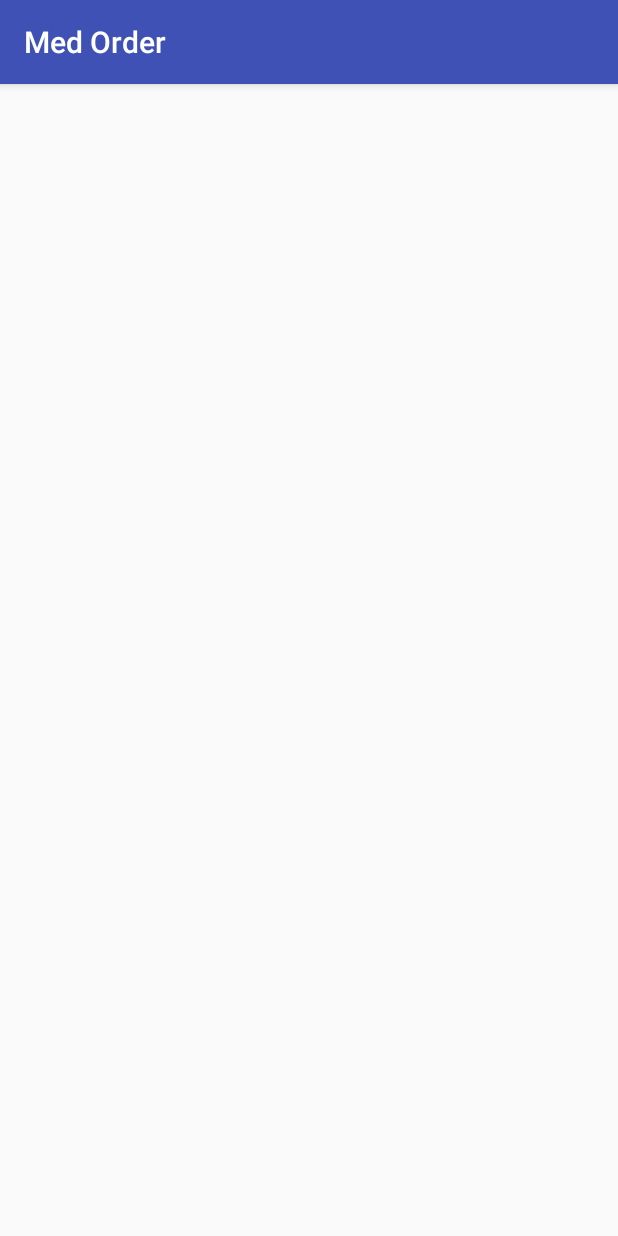
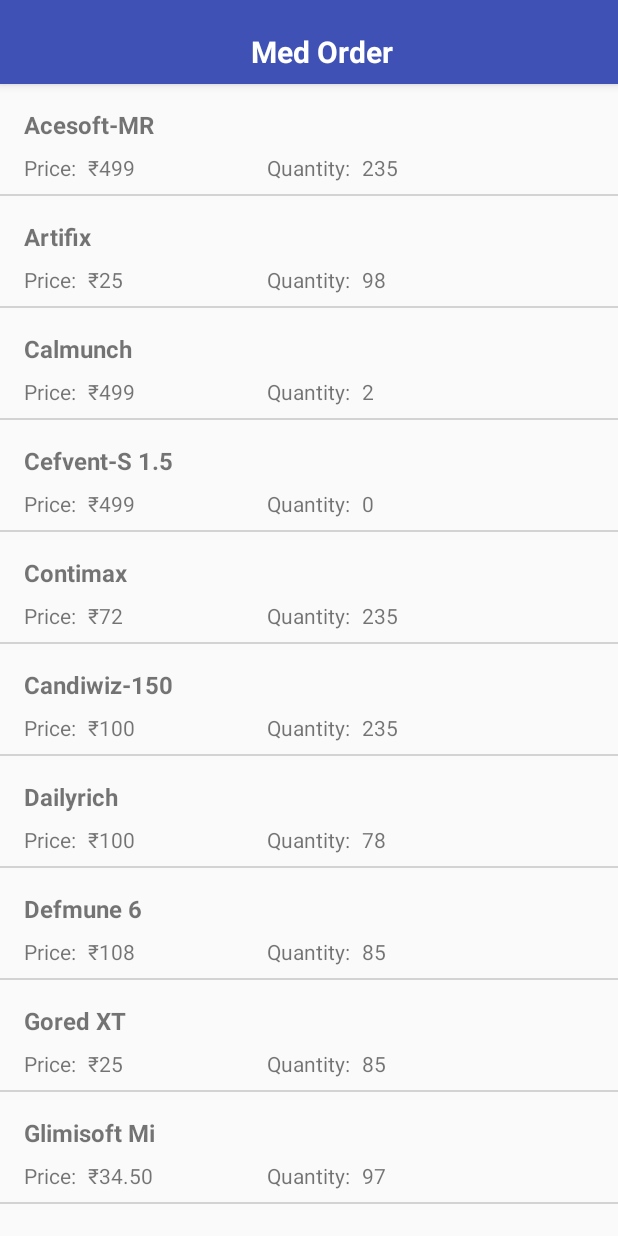
Before and after one commit to honey-hoper/Med-Order, an Android app: the screen it shows after launch (ProductListActivity), on a phone screen of 412 x 824 dp. Run offline under Robolectric (Android 15) with nearby library versions, the phone set to English and light mode, and no system bars.

Commit message:
created product listing activity

```diff
--- a/app/src/main/AndroidManifest.xml
+++ b/app/src/main/AndroidManifest.xml
@@ -9,13 +9,15 @@
         android:roundIcon="@mipmap/ic_launcher_round"
         android:supportsRtl="true"
         android:theme="@style/AppTheme">
-        <activity android:name=".ProductListActivity">
+        <activity android:name=".productList.ProductListActivity"
+            android:theme="@style/AppTheme.NoActionBar">
             <intent-filter>
                 <action android:name="android.intent.action.MAIN" />
 
                 <category android:name="android.intent.category.LAUNCHER" />
             </intent-filter>
         </activity>
+
     </application>
 
 </manifest>
--- a/app/src/main/java/com/webhopers/medorder/ProductListActivity.kt
+++ /dev/null
@@ -1,12 +0,0 @@
-package com.webhopers.medorder
-
-import android.support.v7.app.AppCompatActivity
-import android.os.Bundle
-
-class ProductListActivity : AppCompatActivity() {
-
-    override fun onCreate(savedInstanceState: Bundle?) {
-        super.onCreate(savedInstanceState)
-        setContentView(R.layout.activity_product_list)
-    }
-}
--- /dev/null
+++ b/app/src/main/java/com/webhopers/medorder/adapters/ListAdapter.kt
@@ -0,0 +1,31 @@
+package com.webhopers.medorder.adapters
+
+import android.support.v7.widget.RecyclerView
+import android.view.LayoutInflater
+import android.view.View
+import android.view.ViewGroup
+import com.webhopers.medorder.R
+import com.webhopers.medorder.models.Product
+import kotlinx.android.synthetic.main.product_list_item.view.*
+
+class ListAdapter(val dataset: List<Product>) : RecyclerView.Adapter<ListAdapter.ViewHolder>() {
+
+    override fun onBindViewHolder(holder: ViewHolder, position: Int) {
+        holder.bind(dataset[position])
+    }
+
+    override fun onCreateViewHolder(parent: ViewGroup, viewType: Int): ViewHolder {
+        val v = LayoutInflater.from(parent.context).inflate(R.layout.product_list_item, parent, false)
+        return ViewHolder(v)
+    }
+
+    override fun getItemCount() = dataset.size
+
+    class ViewHolder(itemView: View) : RecyclerView.ViewHolder(itemView) {
+        fun bind(product: Product) {
+            itemView.pli_product_name.text = product.name
+            itemView.pli_product_price.text =  "\u20B9" + product.price
+            itemView.pli_product_quantity.text = product.quantity
+        }
+    }
+}
--- /dev/null
+++ b/app/src/main/java/com/webhopers/medorder/fake/fakeServices/ProductService.kt
@@ -0,0 +1,75 @@
+package com.webhopers.medorder.fake.fakeServices
+
+import com.webhopers.medorder.models.Product
+import java.util.*
+
+object ProductService {
+
+    private val productNames = arrayListOf<String>(
+            "Acesoft-MR",
+            "Artifix",
+            "Calmunch",
+            "Cefvent-S 1.5",
+            "Contimax",
+            "Candiwiz-150",
+            "Dailyrich",
+            "Defmune 6",
+            "Gored XT",
+            "Glimisoft Mi",
+            "Gut Ultra",
+            "Grimtus CS",
+            "Histamax",
+            "Histamune-M",
+            "Mefpure-P",
+            "Neuroxia",
+            "Nixim CV",
+            "Nudec 25",
+            "Trupod 100 DT",
+            "Telmisoft 40",
+            "ZGO"
+    )
+
+    private val productPrices = arrayListOf<String>(
+            "100",
+            "1250",
+            "49",
+            "34.50",
+            "499",
+            "60",
+            "72",
+            "108",
+            "199",
+            "25",
+            "300",
+            "40"
+    )
+
+    private val productQuantities = arrayListOf<String>(
+            "54",
+            "12",
+            "98",
+            "143",
+            "432",
+            "55",
+            "2",
+            "0",
+            "85",
+            "36",
+            "123",
+            "78",
+            "235",
+            "97"
+    )
+
+    fun getProducts(): List<Product> {
+        val rand = Random()
+        val products = List<Product>(productNames.size) {
+            val product = Product()
+            product.name = productNames[it]
+            product.price = productPrices[rand.nextInt(productPrices.size)]
+            product.quantity = productQuantities[rand.nextInt(productQuantities.size)]
+            product
+        }
+        return products
+    }
+}
--- /dev/null
+++ b/app/src/main/java/com/webhopers/medorder/interfaces/Presenter.kt
@@ -0,0 +1,6 @@
+package com.webhopers.medorder.interfaces
+
+interface Presenter {
+    fun start() {}
+    fun stop() {}
+}
--- /dev/null
+++ b/app/src/main/java/com/webhopers/medorder/interfaces/View.kt
@@ -0,0 +1,6 @@
+package com.webhopers.medorder.interfaces
+
+interface View {
+    fun showProgressBar(bool: Boolean) {}
+    fun startActivity(activityClass: Class<*>) {}
+}
--- /dev/null
+++ b/app/src/main/java/com/webhopers/medorder/models/Product.kt
@@ -0,0 +1,6 @@
+package com.webhopers.medorder.models
+
+
+data class Product(var name: String? = null,
+                   var price: String? = null,
+                   var quantity: String? = null)
--- /dev/null
+++ b/app/src/main/java/com/webhopers/medorder/productList/ProductListActivity.kt
@@ -0,0 +1,54 @@
+package com.webhopers.medorder.productList
+
+import android.os.Bundle
+import android.support.v4.content.ContextCompat
+import android.support.v7.app.AppCompatActivity
+import android.support.v7.widget.DividerItemDecoration
+import android.support.v7.widget.LinearLayoutManager
+import android.view.View
+import com.webhopers.medorder.R
+import com.webhopers.medorder.adapters.ListAdapter
+import com.webhopers.medorder.models.Product
+import kotlinx.android.synthetic.main.activity_product_list.*
+
+class ProductListActivity :
+        ProductListView,
+        AppCompatActivity() {
+
+
+    override fun onCreate(savedInstanceState: Bundle?) {
+        super.onCreate(savedInstanceState)
+        setContentView(R.layout.activity_product_list)
+
+        ProductListPresenter(this)
+
+        initUI()
+    }
+
+    private fun initUI() {
+        setUpRecyclerView()
+    }
+
+    private fun setUpRecyclerView() {
+        apl_recyler_view.apply {
+            layoutManager = LinearLayoutManager(this@ProductListActivity)
+            setHasFixedSize(true)
+            val itemDecoration = DividerItemDecoration(this@ProductListActivity, LinearLayoutManager.VERTICAL)
+            itemDecoration.setDrawable(ContextCompat.getDrawable(this@ProductListActivity, R.drawable.divider))
+            addItemDecoration(itemDecoration)
+        }
+    }
+
+    /*
+    *
+    * View Functions
+    * */
+    override fun showProgressBar(bool: Boolean) {
+        if (bool) apl_progress_bar.visibility = View.VISIBLE
+        else apl_progress_bar.visibility = View.INVISIBLE
+    }
+
+    override fun setAdater(dataset: List<Product>) {
+        apl_recyler_view.adapter = ListAdapter(dataset)
+    }
+}
--- /dev/null
+++ b/app/src/main/java/com/webhopers/medorder/productList/ProductListPV.kt
@@ -0,0 +1,18 @@
+package com.webhopers.medorder.productList
+
+import com.webhopers.medorder.fake.fakeServices.ProductService
+import com.webhopers.medorder.interfaces.Presenter
+import com.webhopers.medorder.interfaces.View
+import com.webhopers.medorder.models.Product
+
+class ProductListPresenter(val view: ProductListView): Presenter {
+    val dataset: List<Product>
+    init {
+        dataset = ProductService.getProducts()
+        view.setAdater(dataset)
+    }
+}
+
+interface ProductListView: View {
+    fun setAdater(dataset: List<Product>)
+}
--- /dev/null
+++ b/app/src/main/res/drawable/divider.xml
@@ -0,0 +1,7 @@
+<?xml version="1.0" encoding="utf-8"?>
+<shape  android:shape="rectangle" xmlns:android="http://schemas.android.com/apk/res/android">
+
+    <size android:height="1dp"/>
+    <solid android:color="#D3D3D3"/>
+
+</shape>
--- a/app/src/main/res/layout/activity_product_list.xml
+++ b/app/src/main/res/layout/activity_product_list.xml
@@ -5,5 +5,49 @@
     android:layout_width="match_parent"
     android:layout_height="match_parent">
 
+    <android.support.design.widget.AppBarLayout
+        android:layout_width="match_parent"
+        android:layout_height="wrap_content"
+        android:fitsSystemWindows="true">
+
+        <android.support.design.widget.CollapsingToolbarLayout
+            android:layout_width="match_parent"
+            android:layout_height="match_parent"
+            android:fitsSystemWindows="true"
+            app:layout_scrollFlags="scroll|enterAlways">
+
+            <android.support.v7.widget.Toolbar
+                android:id="@+id/apl_toolbar"
+                android:layout_width="match_parent"
+                android:layout_height="?attr/actionBarSize"
+                app:layout_collapseMode="pin">
+
+                <TextView
+                    android:layout_width="match_parent"
+                    android:layout_height="match_parent"
+                    android:layout_marginBottom="8dp"
+                    android:gravity="center_horizontal|bottom"
+                    android:text="@string/app_name"
+                    android:textColor="#FFFFFF"
+                    android:theme="@style/TextExtraLarge" />
+
+            </android.support.v7.widget.Toolbar>
+
+        </android.support.design.widget.CollapsingToolbarLayout>
+
+    </android.support.design.widget.AppBarLayout>
+
+    <ProgressBar
+        android:id="@+id/apl_progress_bar"
+        android:layout_width="wrap_content"
+        android:layout_height="wrap_content"
+        android:layout_gravity="center"
+        android:visibility="invisible"/>
+
+    <android.support.v7.widget.RecyclerView
+        android:id="@+id/apl_recyler_view"
+        android:layout_width="match_parent"
+        android:layout_height="match_parent"
+        app:layout_behavior="@string/appbar_scrolling_view_behavior"/>
 
 </android.support.design.widget.CoordinatorLayout>
--- /dev/null
+++ b/app/src/main/res/layout/product_list_item.xml
@@ -0,0 +1,60 @@
+<?xml version="1.0" encoding="utf-8"?>
+<RelativeLayout
+    xmlns:android="http://schemas.android.com/apk/res/android"
+    android:layout_width="match_parent"
+    android:layout_height="wrap_content"
+    android:paddingTop="16dp"
+    android:paddingStart="16dp"
+    android:paddingEnd="16dp"
+    android:paddingBottom="8dp"
+    android:clickable="true"
+    android:focusable="true"
+    android:background="?attr/selectableItemBackground"
+    xmlns:tools="http://schemas.android.com/tools">
+
+    <TextView
+        android:id="@+id/pli_product_name"
+        android:layout_width="wrap_content"
+        android:layout_height="wrap_content"
+        android:layout_marginBottom="8dp"
+        android:theme="@style/TextLarge"
+        tools:text="Product"/>
+
+    <TextView
+        android:id="@+id/pli_price_label"
+        android:layout_width="wrap_content"
+        android:layout_height="wrap_content"
+        android:layout_marginEnd="8dp"
+        android:layout_below="@id/pli_product_name"
+        android:theme="@style/TextNormal"
+        android:text="@string/price"/>
+
+    <TextView
+        android:id="@+id/pli_product_price"
+        android:layout_width="wrap_content"
+        android:layout_height="wrap_content"
+        android:layout_below="@id/pli_product_name"
+        android:layout_toEndOf="@id/pli_price_label"
+        android:theme="@style/TextNormal"
+        tools:text="1220 Rs"/>
+
+    <TextView
+        android:id="@+id/pli_quantity_label"
+        android:layout_width="wrap_content"
+        android:layout_height="wrap_content"
+        android:layout_marginEnd="8dp"
+        android:layout_below="@id/pli_product_name"
+        android:layout_centerHorizontal="true"
+        android:theme="@style/TextNormal"
+        android:text="@string/quantity"/>
+
+    <TextView
+        android:id="@+id/pli_product_quantity"
+        android:layout_width="wrap_content"
+        android:layout_height="wrap_content"
+        android:layout_below="@id/pli_product_name"
+        android:layout_toEndOf="@id/pli_quantity_label"
+        android:theme="@style/TextNormal"
+        tools:text="12"/>
+
+</RelativeLayout>
--- a/app/src/main/res/values/strings.xml
+++ b/app/src/main/res/values/strings.xml
@@ -1,3 +1,8 @@
 <resources>
     <string name="app_name">Med Order</string>
+
+    <!-- Product List Item !-->
+    <string name="price">Price:</string>
+    <string name="quantity">Quantity:</string>
+    <!-- Product List Item !-->
 </resources>
--- a/app/src/main/res/values/styles.xml
+++ b/app/src/main/res/values/styles.xml
@@ -8,4 +8,25 @@
         <item name="colorAccent">@color/colorAccent</item>
     </style>
 
+    <style name="AppTheme.NoActionBar" parent="Theme.AppCompat.Light.NoActionBar">
+
+        <item name="colorPrimary">@color/colorPrimary</item>
+        <item name="colorPrimaryDark">@color/colorPrimaryDark</item>
+        <item name="colorAccent">@color/colorAccent</item>
+    </style>
+
+    <style name="TextExtraLarge" parent="AppTheme">
+        <item name="android:textSize">20sp</item>
+        <item name="android:textStyle">bold</item>
+    </style>
+
+    <style name="TextLarge" parent="AppTheme">
+        <item name="android:textSize">16sp</item>
+        <item name="android:textStyle">bold</item>
+    </style>
+
+    <style name="TextNormal" parent="AppTheme">
+        <item name="android:textSize">14sp</item>
+    </style>
+
 </resources>
```
Also changed, not shown: app/build.gradle (+12 -0 lines).
